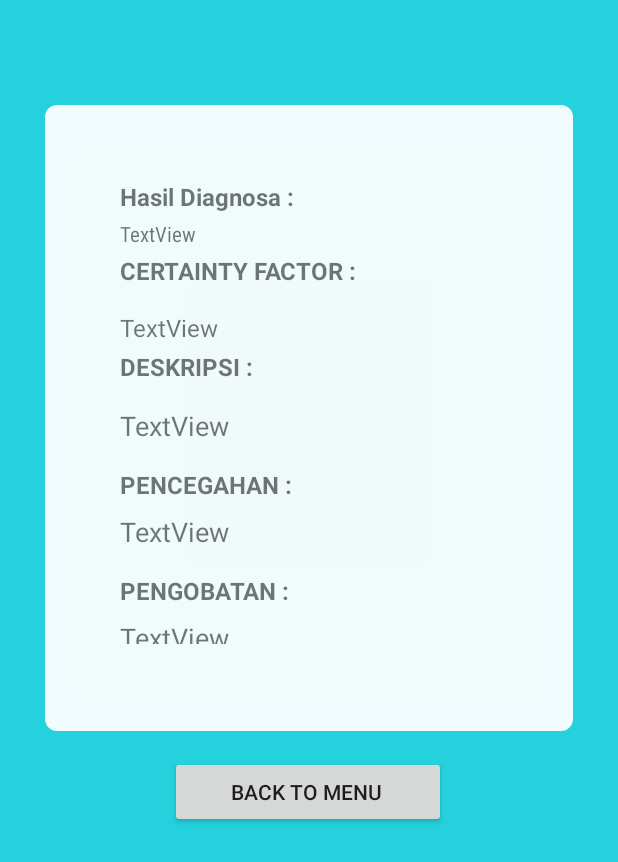
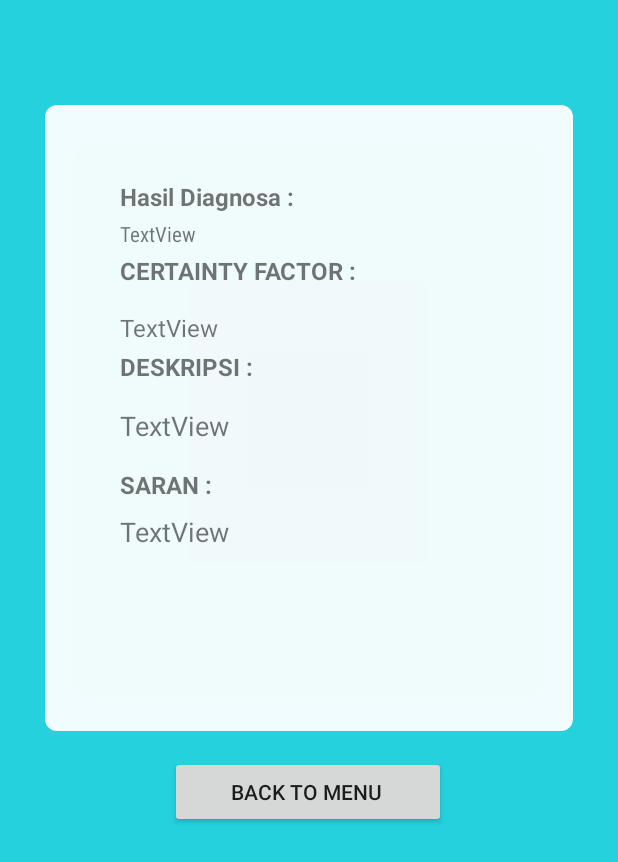
Before and after one commit to buddyholly12/Expert-system-Risk-Factor-Android, an Android app: the Res_test screen opened directly, with no data from a screen before it, on a phone screen of 412 x 824 dp. Shown: the top 862 px of the screen. Run offline under Robolectric (Android 15) with nearby library versions, the phone set to English and light mode, and no system bars; our stand-ins replace Firebase (no records; nobody signed in at launch, a user with empty details on screens opened directly); 1 statement that could not run was skipped.

Commit message:
Skripsi_file_Master_data

```diff
--- a/app/src/main/res/layout/activity_res_test.xml
+++ b/app/src/main/res/layout/activity_res_test.xml
@@ -132,7 +132,7 @@
                         android:layout_width="wrap_content"
                         android:layout_height="wrap_content"
                         android:layout_marginEnd="16dp"
-                        android:text="PENCEGAHAN :"
+                        android:text="SARAN :"
                         android:textSize="16sp"
                         android:textStyle="bold" />
 
@@ -157,35 +157,6 @@
 
 
 
-                <TableRow
-                    android:layout_width="match_parent"
-                    android:layout_height="match_parent"
-                    android:layout_marginBottom="8dp">
-
-                    <TextView
-                        android:layout_width="wrap_content"
-                        android:layout_height="wrap_content"
-                        android:layout_marginEnd="16dp"
-                        android:text="PENGOBATAN :"
-                        android:textSize="16sp"
-                        android:textStyle="bold" />
-
-                </TableRow>
-
-
-                <TableRow
-                    android:layout_width="match_parent"
-                    android:layout_height="match_parent"
-                    android:layout_marginBottom="8dp">
-
-                    <TextView
-                        android:id="@+id/Tv_hasil4"
-                        android:layout_width="wrap_content"
-                        android:layout_height="wrap_content"
-                        android:layout_marginEnd="16dp"
-                        android:text="TextView"
-                        android:textSize="18sp" />
-                </TableRow>
 
 
 
```
Also changed, not shown: app/src/main/java/com/fileskripsi/skripsi/Test_Ui/TestUI.kt (+0 -8 lines), 1 other file.
